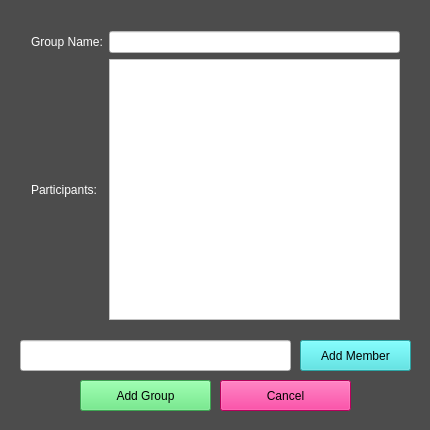
This is add_group.ui in allenh1/timefuse-client as Qt 5 draws it before an edit. The edited form follows.
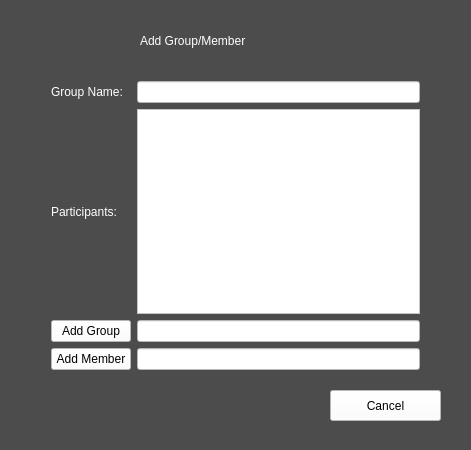
This is the edited form.

```diff
--- a/add_group.ui
+++ b/add_group.ui
@@ -6,8 +6,8 @@
    <rect>
     <x>0</x>
     <y>0</y>
-    <width>430</width>
-    <height>430</height>
+    <width>471</width>
+    <height>450</height>
    </rect>
   </property>
   <property name="windowTitle">
@@ -19,8 +19,8 @@
   <widget class="QWidget" name="gridLayoutWidget">
    <property name="geometry">
     <rect>
-     <x>20</x>
-     <y>20</y>
+     <x>40</x>
+     <y>70</y>
      <width>391</width>
      <height>311</height>
     </rect>
@@ -62,70 +62,79 @@
       </property>
      </widget>
     </item>
+    <item row="4" column="1">
+     <widget class="QLineEdit" name="add_member_input">
+      <property name="styleSheet">
+       <string notr="true">background-color: rgb(255, 255, 255);</string>
+      </property>
+     </widget>
+    </item>
+    <item row="4" column="0">
+     <widget class="QPushButton" name="add_member">
+      <property name="styleSheet">
+       <string notr="true">background-color: rgb(255, 255, 255);
+font: 13pt &quot;Courier&quot;;
+color: rgb(0, 0, 0);</string>
+      </property>
+      <property name="text">
+       <string>Add Member</string>
+      </property>
+     </widget>
+    </item>
+    <item row="3" column="1">
+     <widget class="QLineEdit" name="add_member_input_2">
+      <property name="styleSheet">
+       <string notr="true">background-color: rgb(255, 255, 255);</string>
+      </property>
+     </widget>
+    </item>
+    <item row="3" column="0">
+     <widget class="QPushButton" name="add_group_button">
+      <property name="styleSheet">
+       <string notr="true">background-color: rgb(255, 255, 255);
+font: 13pt &quot;Courier&quot;;
+color: rgb(0, 0, 0);</string>
+      </property>
+      <property name="text">
+       <string>Add Group</string>
+      </property>
+     </widget>
+    </item>
    </layout>
   </widget>
-  <widget class="QPushButton" name="add_group_button">
-   <property name="geometry">
-    <rect>
-     <x>80</x>
-     <y>380</y>
-     <width>131</width>
-     <height>31</height>
-    </rect>
-   </property>
-   <property name="styleSheet">
-    <string notr="true">font: 12pt &quot;Courier&quot;;
-background-color: rgb(86, 231, 115);</string>
-   </property>
-   <property name="text">
-    <string>Add Group</string>
-   </property>
-  </widget>
   <widget class="QPushButton" name="back_button">
    <property name="geometry">
     <rect>
-     <x>220</x>
-     <y>380</y>
-     <width>131</width>
-     <height>31</height>
-    </rect>
-   </property>
-   <property name="styleSheet">
-    <string notr="true">font: 12pt &quot;Courier&quot;;
-background-color: rgb(255, 0, 128);</string>
-   </property>
-   <property name="text">
-    <string>Cancel</string>
-   </property>
-  </widget>
-  <widget class="QPushButton" name="add_member">
-   <property name="geometry">
-    <rect>
-     <x>300</x>
-     <y>340</y>
+     <x>330</x>
+     <y>390</y>
      <width>111</width>
      <height>31</height>
     </rect>
    </property>
    <property name="styleSheet">
-    <string notr="true">font: 12pt &quot;Courier&quot;;
-background-color: rgb(61, 229, 229);</string>
+    <string notr="true">background-color: rgb(255, 255, 255);
+font: 13pt &quot;Courier&quot;;
+color: rgb(0, 0, 0);</string>
    </property>
    <property name="text">
-    <string>Add Member</string>
+    <string>Cancel</string>
    </property>
   </widget>
-  <widget class="QLineEdit" name="add_member_input">
+  <widget class="QLabel" name="label_3">
    <property name="geometry">
     <rect>
-     <x>20</x>
-     <y>340</y>
-     <width>271</width>
-     <height>31</height>
+     <x>140</x>
+     <y>20</y>
+     <width>281</width>
+     <height>41</height>
     </rect>
    </property>
    <property name="styleSheet">
-    <string notr="true">background-color: rgb(255, 255, 255);</string>
+    <string notr="true">color: rgb(255, 255, 255);
+font: 20pt &quot;Times New Roman&quot;;</string>
+   </property>
+   <property name="text">
+    <string>Add Group/Member</string>
    </property>
   </widget>
  </widget>
```
Left out of the diff: 2 changed lines with no effect on the pictures.
